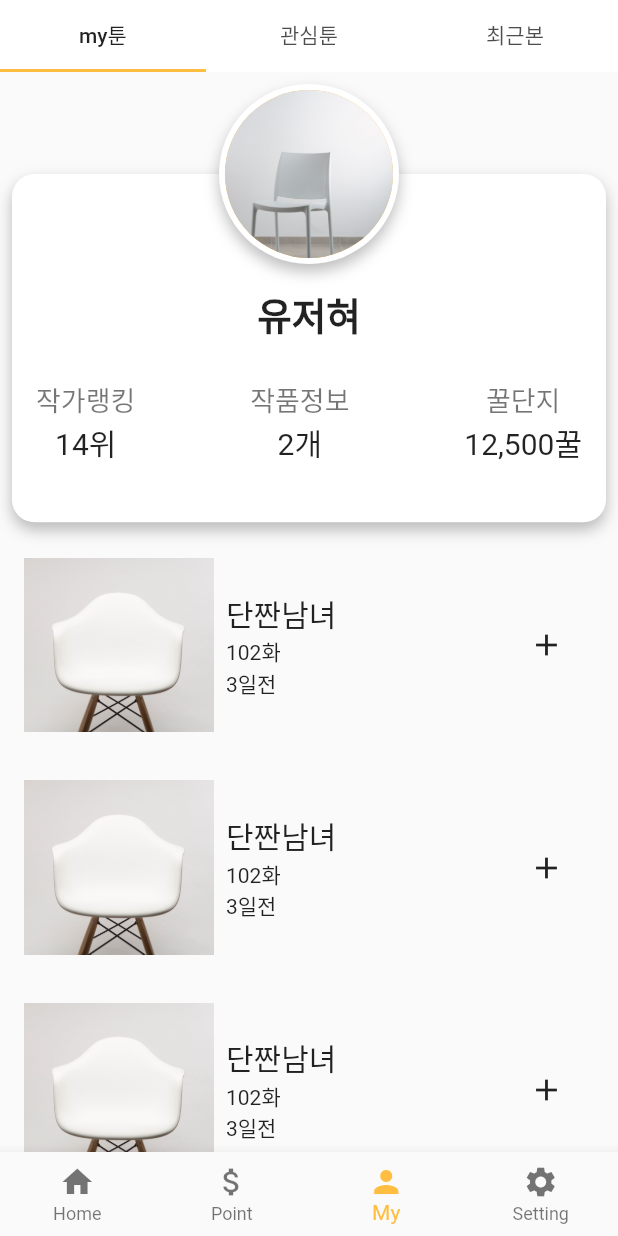
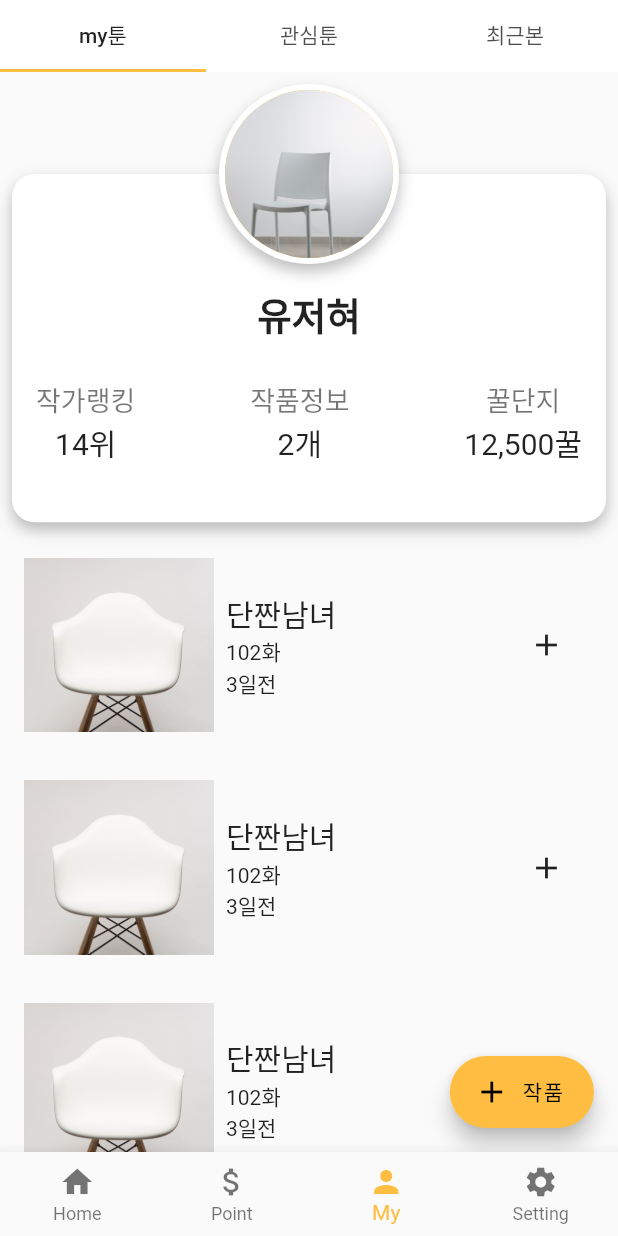
Before and after one commit to yoojh9/honeytoon, a Flutter app: the screen it shows after launch, item 3 of the bottom bar chosen, on a phone screen of 412 x 824 dp. Run offline on Flutter 3.47's test engine with Material 2 defaults, Android fonts, the phone set to English and light mode, and no system bars; our stand-ins replace firebase_auth; missing offline and left inert: kakao_flutter_sdk; accounts and stored records are empty.

Commit message:
honeytoon_my_screen floatingActionButton 추가

```diff
--- a/lib/screens/honeytoon_my_screen.dart
+++ b/lib/screens/honeytoon_my_screen.dart
@@ -8,7 +8,8 @@ class HoneytoonMyScreen extends StatelessWidget {
     final height = mediaQueryData.size.height - (mediaQueryData.padding.top + mediaQueryData.padding.bottom + 50);
 
 
-    return SingleChildScrollView(
+    return Scaffold(
+        body: SingleChildScrollView(
         child: Column(
           children: [
             Stack(children: <Widget>[
@@ -147,9 +148,16 @@ class HoneytoonMyScreen extends StatelessWidget {
             ),
             itemCount: 6,
           ),
-        IconButton(icon: Icon(Icons.add_circle_outline), onPressed: (){})
         ]
        ),
+      ),
+      floatingActionButton: FloatingActionButton.extended(
+        onPressed: (){
+
+        },
+        icon: Icon(Icons.add),
+        label: Text('작품'),
+        backgroundColor: Theme.of(context).primaryColor,),
     );
   }
 }
```
Also changed, not shown: lib/screens/honeytoon_add_screen.dart (added, +10 -0 lines). Lines whose indentation alone changed are shown as unchanged.
